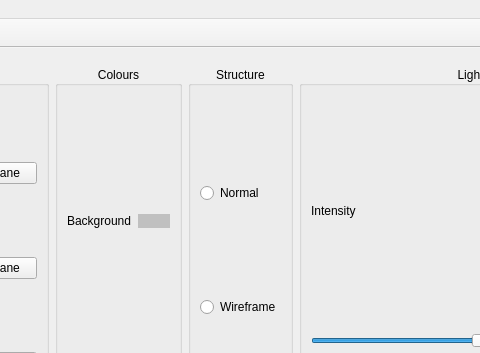
First picture: the form in lib/ModelRenderer/modelwindow.ui, repository KurusView/KurusView, before the edit; both pictures show x 269 to 749 and y 0 to 353 of the 1071 by 686 pixel window.
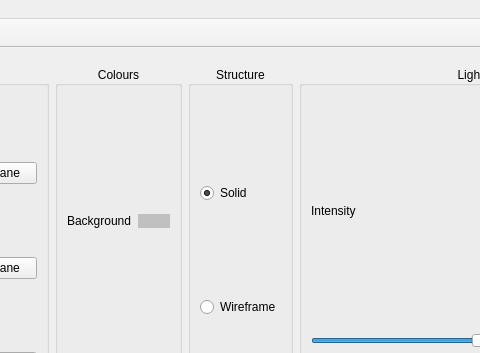
Second picture: the form after the edit. Icons and pictures are not drawn.

```diff
--- a/lib/ModelRenderer/modelwindow.ui
+++ b/lib/ModelRenderer/modelwindow.ui
@@ -44,7 +44,10 @@
               <item>
                <widget class="QRadioButton" name="normalStructRadioButton">
                 <property name="text">
-                 <string>Normal</string>
+                 <string>Solid</string>
+                </property>
+                <property name="checked">
+                 <bool>true</bool>
                 </property>
                </widget>
               </item>
```
Left out of the diff: 3 changed lines with no effect on the pictures.
